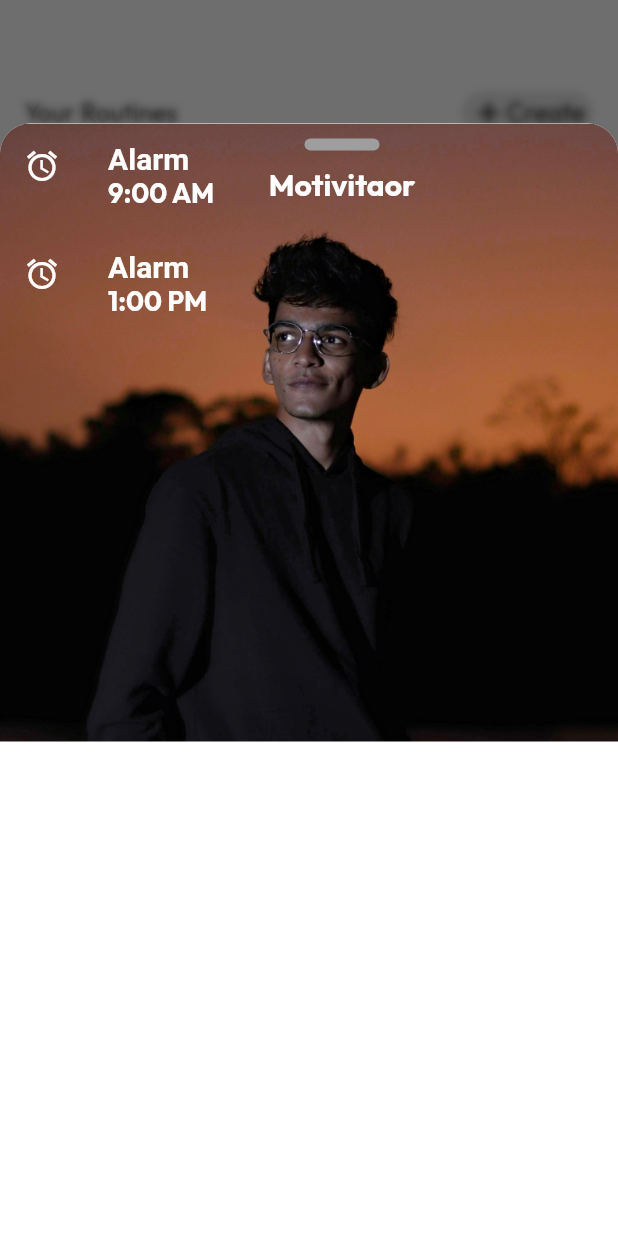
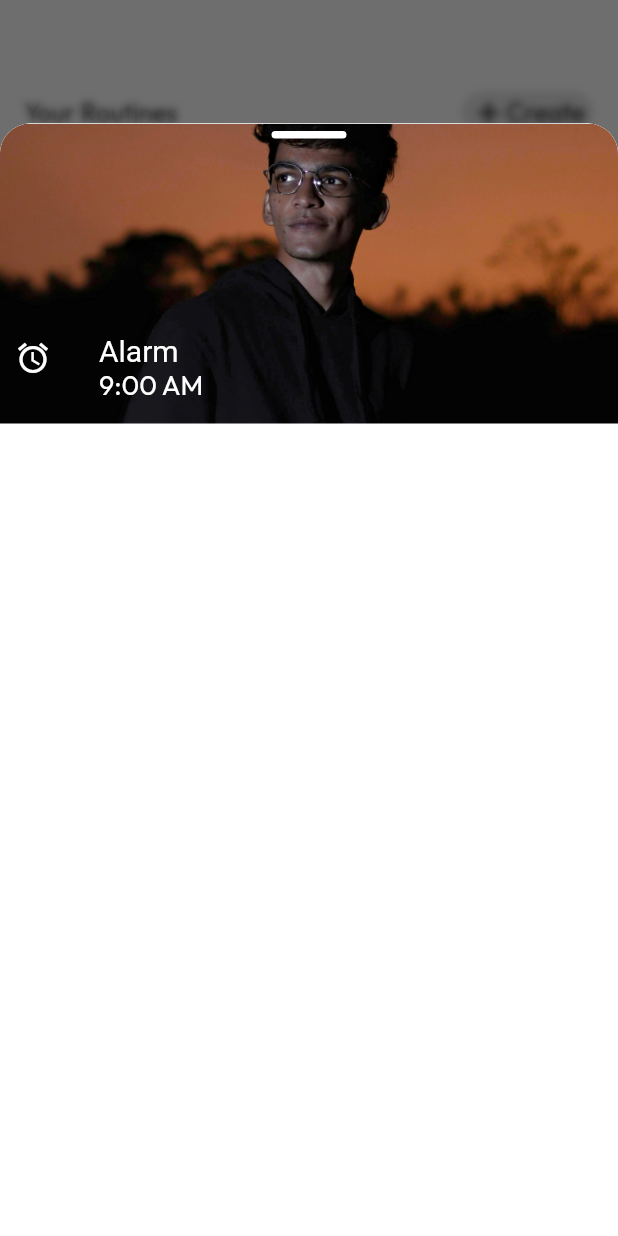
Before and after one commit to AniketGodambe/fabulous_demo, a Flutter app: the screen it shows after launch, after a tap on "2 min", on a phone screen of 412 x 824 dp. Run offline on Flutter 3.47's test engine with Material 2 defaults, Android fonts, the phone set to English and light mode, and no system bars; drawn by our look-alikes of flutter_bounceable; our stand-ins replace get, google_fonts.

Commit message:
bottomsheet fixed

```diff
--- a/lib/common_widget.dart
+++ b/lib/common_widget.dart
@@ -77,7 +77,7 @@ class CardWidget extends StatelessWidget {
               ),
             ),
             Positioned(
-              right: 50,
+              right: 20,
               top: 20,
               child: Row(
                 crossAxisAlignment: CrossAxisAlignment.start,
@@ -111,25 +111,24 @@ class BottomSheetUI extends StatelessWidget {
           topRight: Radius.circular(20),
         ),
       ),
-      height: Get.height,
-      child: Stack(
+      child: Column(
         children: [
-          ClipRRect(
-            borderRadius: const BorderRadius.only(
-              topLeft: Radius.circular(20),
-              topRight: Radius.circular(20),
-            ),
-            child: SizedBox(
-              width: Get.width,
-              child: Image.asset(
-                img,
-                fit: BoxFit.cover,
-              ),
-            ),
-          ),
-          Positioned(
-            top: 10,
-            left: Get.width / 2.3,
+          Container(
+            padding: const EdgeInsets.only(top: 5),
+            height: 200,
+            width: Get.width,
+            alignment: Alignment.topCenter,
+            decoration: BoxDecoration(
+                color: Colors.white,
+                borderRadius: const BorderRadius.only(
+                  topLeft: Radius.circular(20),
+                  topRight: Radius.circular(20),
+                ),
+                image: DecorationImage(
+                  image: AssetImage(img),
+                  fit: BoxFit.cover,
+                )),
+            // height: Get.height,
             child: Column(
               children: [
                 Container(
@@ -143,28 +142,15 @@ class BottomSheetUI extends StatelessWidget {
                         offset: Offset.infinite,
                       ),
                     ],
-                    color: Colors.grey,
+                    color: Colors.white,
                     borderRadius: BorderRadius.circular(12),
                   ),
-                  height: 8,
+                  height: 5,
                   width: 50,
                 ),
-                const SizedBox(height: 10),
-                const Text(
-                  "Motivitaor",
-                  style: TextStyle(
-                    color: Colors.white,
-                    fontSize: 20,
-                    fontWeight: FontWeight.bold,
-                  ),
-                ),
-              ],
-            ),
-          ),
-          Positioned(
-            child: Column(
-              children: const [
-                ListTile(
+                const Spacer(),
+                const ListTile(
+                  contentPadding: EdgeInsets.only(left: 10),
                   leading: Icon(
                     Icons.alarm,
                     color: Colors.white,
@@ -174,7 +160,6 @@ class BottomSheetUI extends StatelessWidget {
                     style: TextStyle(
                       color: Colors.white,
                       fontSize: 20,
-                      fontWeight: FontWeight.bold,
                     ),
                   ),
                   subtitle: Text(
@@ -182,35 +167,12 @@ class BottomSheetUI extends StatelessWidget {
                     style: TextStyle(
                       color: Colors.white,
                       fontSize: 18,
-                      fontWeight: FontWeight.bold,
-                    ),
-                  ),
-                ),
-                ListTile(
-                  leading: Icon(
-                    Icons.alarm,
-                    color: Colors.white,
-                  ),
-                  title: Text(
-                    "Alarm",
-                    style: TextStyle(
-                      color: Colors.white,
-                      fontSize: 20,
-                      fontWeight: FontWeight.bold,
-                    ),
-                  ),
-                  subtitle: Text(
-                    "1:00 PM",
-                    style: TextStyle(
-                      color: Colors.white,
-                      fontSize: 18,
-                      fontWeight: FontWeight.bold,
                     ),
                   ),
                 ),
               ],
             ),
-          )
+          ),
         ],
       ),
     );
--- a/lib/main_screen.dart
+++ b/lib/main_screen.dart
@@ -1,10 +1,8 @@
 import 'dart:developer';
 import 'dart:ui';
-
 import 'package:flutter/material.dart';
 import 'package:flutter_bounceable/flutter_bounceable.dart';
 import 'package:get/get.dart';
-
 import 'common_widget.dart';
 
 class MainScreen extends StatefulWidget {
@@ -142,7 +140,7 @@ class _MainScreenState extends State<MainScreen> {
                 ),
               ),
               const SizedBox(height: 20),
-              Bounceable(
+              InkWell(
                 onTap: () {
                   showModalBottomSheet(
                       context: context,
@@ -172,7 +170,7 @@ class _MainScreenState extends State<MainScreen> {
                 ),
               ),
               const SizedBox(height: 20),
-              Bounceable(
+              InkWell(
                 onTap: () {
                   showModalBottomSheet(
                       context: context,
@@ -204,7 +202,7 @@ class _MainScreenState extends State<MainScreen> {
               const SizedBox(height: 30),
               Column(
                 children: [
-                  Bounceable(
+                  InkWell(
                     onTap: () {
                       showModalBottomSheet(
                           context: context,
@@ -250,7 +248,7 @@ class _MainScreenState extends State<MainScreen> {
                         log(value.toString());
                         if (value == true) {
                           setState(() {
-                            showAll1 = "Colapse";
+                            showAll1 = "Collapse";
                           });
                         } else {
                           setState(() {
@@ -301,7 +299,7 @@ class _MainScreenState extends State<MainScreen> {
                 ],
               ),
               const SizedBox(height: 20),
-              Bounceable(
+              InkWell(
                 onTap: () {
                   showModalBottomSheet(
                       context: context,
@@ -333,7 +331,7 @@ class _MainScreenState extends State<MainScreen> {
               const SizedBox(height: 30),
               Column(
                 children: [
-                  Bounceable(
+                  InkWell(
                     onTap: () {
                       showModalBottomSheet(
                           context: context,
```
